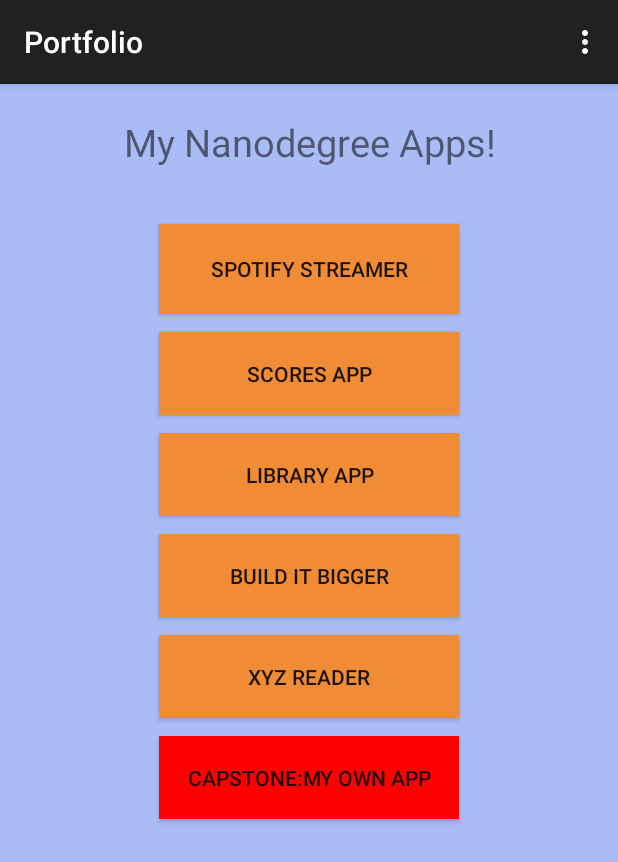
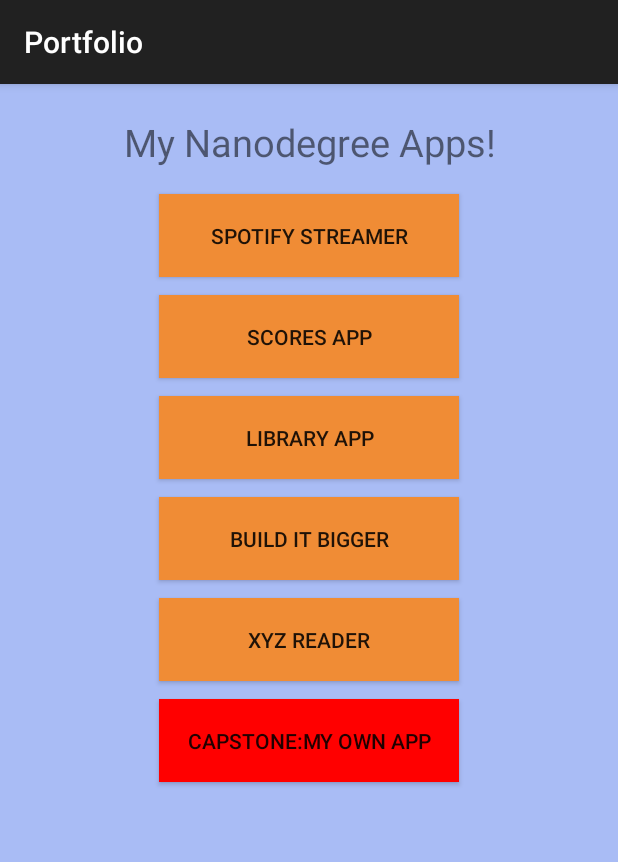
Before and after one commit to chinmay29/Portfolio, an Android app: the screen it shows after launch (MainActivity), after a tap on "SCORES APP", on a phone screen of 412 x 824 dp. Shown: the top 862 px of the screen. Run offline under Robolectric (Android 15) with nearby library versions, the phone set to English and light mode, and no system bars.

Commit message:
Colors.xml and styles added. xml onClick method is used getTag method used which bring down to only one method to show toast

```diff
--- a/app/src/main/java/com/app/chinmay/portfolio/MainActivity.java
+++ b/app/src/main/java/com/app/chinmay/portfolio/MainActivity.java
@@ -3,10 +3,7 @@ package com.app.chinmay.portfolio;
 import android.content.Context;
 import android.os.Bundle;
 import android.support.v7.app.ActionBarActivity;
-import android.view.Menu;
-import android.view.MenuItem;
 import android.view.View;
-import android.widget.Button;
 import android.widget.Toast;
 
 
@@ -16,89 +13,13 @@ public class MainActivity extends ActionBarActivity {
     protected void onCreate(Bundle savedInstanceState) {
         super.onCreate(savedInstanceState);
         setContentView(R.layout.activity_main);
-        //all the buttons in the app
-        Button spotifyButton = (Button) findViewById(R.id.spotify);
-        Button scoresButton = (Button) findViewById(R.id.scores);
-        Button libraryButton = (Button) findViewById(R.id.library);
-        Button buildBigButton = (Button) findViewById(R.id.buildBig);
-        Button xyzButton = (Button) findViewById(R.id.xyz);
-        Button ownButton = (Button) findViewById(R.id.own);
-        //setting onClickListener for each button to show toast
-        spotifyButton.setOnClickListener(new View.OnClickListener() {
-            public void onClick(View v) {
-                Context context = getApplicationContext();
-                CharSequence text = "This button will launch spotify app";
-                int duration = Toast.LENGTH_SHORT;
-                Toast toast = Toast.makeText(context, text, duration);
-                toast.show();
-            }
-        });
-        scoresButton.setOnClickListener(new View.OnClickListener() {
-            public void onClick(View v) {
-                Context context = getApplicationContext();
-                CharSequence text = "This button will launch scores app";
-                int duration = Toast.LENGTH_SHORT;
-                Toast toast = Toast.makeText(context, text, duration);
-                toast.show();
-            }
-        });
-        libraryButton.setOnClickListener(new View.OnClickListener() {
-            public void onClick(View v) {
-                Context context = getApplicationContext();
-                CharSequence text = "This button will launch library app";
-                int duration = Toast.LENGTH_SHORT;
-                Toast toast = Toast.makeText(context, text, duration);
-                toast.show();
-            }
-        });
-        buildBigButton.setOnClickListener(new View.OnClickListener() {
-            public void onClick(View v) {
-                Context context = getApplicationContext();
-                CharSequence text = "This button will launch build it bigger app";
-                int duration = Toast.LENGTH_SHORT;
-                Toast toast = Toast.makeText(context, text, duration);
-                toast.show();
-            }
-        });
-        xyzButton.setOnClickListener(new View.OnClickListener() {
-            public void onClick(View v) {
-                Context context = getApplicationContext();
-                CharSequence text = "This button will launch XYZ Reader app";
-                int duration = Toast.LENGTH_SHORT;
-                Toast toast = Toast.makeText(context, text, duration);
-                toast.show();
-            }
-        });
-        ownButton.setOnClickListener(new View.OnClickListener() {
-            public void onClick(View v) {
-                Context context = getApplicationContext();
-                CharSequence text = "This button will launch my own capstone app";
-                int duration = Toast.LENGTH_SHORT;
-                Toast toast = Toast.makeText(context, text, duration);
-                toast.show();
-            }
-        });
     }
-
-    @Override
-    public boolean onCreateOptionsMenu(Menu menu) {
-        // Inflate the menu; this adds items to the action bar if it is present.
-        getMenuInflater().inflate(R.menu.menu_main, menu);
-        return true;
-    }
-
-    @Override
-    public boolean onOptionsItemSelected(MenuItem item) {
-        // Handle action bar item clicks here. The action bar will
-        // automatically handle clicks on the Home/Up button, so long
-        // as you specify a parent activity in AndroidManifest.xml.
-        int id = item.getItemId();
-
-        //noinspection SimplifiableIfStatement
-        if (id == R.id.action_settings) {
-            return true;
-        }
-
-        return super.onOptionsItemSelected(item);
+    public void showToast(View v) {
+        String buttonName = (String) v.getTag();
+        Context context = getApplicationContext();
+        CharSequence text = "This button will launch " + buttonName + "  app";
+        int duration = Toast.LENGTH_SHORT;
+        Toast toast = Toast.makeText(context, text, duration);
+        toast.show();
     }
 }
--- a/app/src/main/res/layout/activity_main.xml
+++ b/app/src/main/res/layout/activity_main.xml
@@ -9,7 +9,7 @@
         android:layout_height="match_parent" android:paddingLeft="@dimen/activity_horizontal_margin"
         android:paddingRight="@dimen/activity_horizontal_margin"
         android:paddingTop="@dimen/activity_vertical_margin"
-        android:background="#A9BCF5"
+        android:background="@color/grey"
         android:paddingBottom="@dimen/activity_vertical_margin" tools:context=".MainActivity"
         android:id="@+id/layout">
 
@@ -26,72 +26,53 @@
             android:id="@+id/title" />
 
         <Button
-            android:layout_width="wrap_content"
-            android:layout_height="wrap_content"
+            style="@style/Buttons"
             android:text="SPOTIFY STREAMER"
-            android:height="60dp"
-            android:width="200dp"
-            android:background="#F08C35"
             android:id="@+id/spotify"
             android:layout_below="@+id/title"
-            android:layout_centerHorizontal="true"
-            android:layout_marginTop="32dp" />
+            android:onClick="showToast"
+            android:tag="spotify"/>
 
         <Button
-            android:layout_width="wrap_content"
-            android:layout_height="wrap_content"
+            style="@style/Buttons"
             android:text="SCORES APP"
             android:id="@+id/scores"
-            android:height="55dp"
-            android:width="200dp"
-            android:background="#F08C35"
             android:layout_below="@+id/spotify"
-            android:layout_centerHorizontal="true"
-            android:layout_marginTop="12dp" />
+            android:onClick="showToast"
+            android:tag="scores"/>
         <Button
-            android:layout_width="wrap_content"
-            android:layout_height="wrap_content"
+            style="@style/Buttons"
             android:text="LIBRARY APP"
             android:id="@+id/library"
-            android:height="55dp"
-            android:width="200dp"
-            android:background="#F08C35"
             android:layout_below="@+id/scores"
-            android:layout_centerHorizontal="true"
-            android:layout_marginTop="12dp" />
+            android:onClick="showToast"
+            android:tag="library"
+            />
         <Button
-            android:layout_width="wrap_content"
-            android:layout_height="wrap_content"
+            style="@style/Buttons"
             android:text="BUILD IT BIGGER"
             android:id="@+id/buildBig"
-            android:height="55dp"
-            android:width="200dp"
-            android:background="#F08C35"
             android:layout_below="@+id/library"
-            android:layout_centerHorizontal="true"
-            android:layout_marginTop="12dp" />
+            android:onClick="showToast"
+            android:tag="buildBig"
+            />
         <Button
-            android:layout_width="wrap_content"
-            android:layout_height="wrap_content"
+            style="@style/Buttons"
             android:text="XYZ READER"
             android:id="@+id/xyz"
-            android:height="55dp"
-            android:width="200dp"
-            android:background="#F08C35"
             android:layout_below="@+id/buildBig"
-            android:layout_centerHorizontal="true"
-            android:layout_marginTop="12dp" />
+            android:onClick="showToast"
+            android:tag="xyz"
+            />
         <Button
-            android:layout_width="wrap_content"
-            android:layout_height="wrap_content"
+            style="@style/Buttons"
             android:text="CAPSTONE:MY OWN APP"
             android:id="@+id/own"
-            android:height="55dp"
-            android:width="200dp"
-            android:background="#FF0000"
+            android:background="@color/red"
             android:layout_below="@+id/xyz"
-            android:layout_centerHorizontal="true"
-            android:layout_marginTop="12dp" />
+            android:onClick="showToast"
+            android:tag="my own capstone"
+            />
 
 
     </RelativeLayout>
--- /dev/null
+++ b/app/src/main/res/values/colors.xml
@@ -0,0 +1,6 @@
+<?xml version="1.0" encoding="utf-8"?>
+<resources>
+    <color name="grey">#A9BCF5</color>
+    <color name="orange">#F08C35</color>
+    <color name="red">#FF0000</color>
+</resources>
--- a/app/src/main/res/values/styles.xml
+++ b/app/src/main/res/values/styles.xml
@@ -4,5 +4,13 @@
     <style name="AppTheme" parent="Theme.AppCompat.Light.DarkActionBar">
         <!-- Customize your theme here. -->
     </style>
-
+    <style name="Buttons">
+        <item name="android:layout_width">wrap_content</item>
+        <item name="android:layout_height">wrap_content</item>
+        <item name="android:height">55dp</item>
+        <item name="android:width">200dp</item>
+        <item name="android:background">@color/orange</item>
+        <item name="android:layout_centerHorizontal">true</item>
+        <item name="android:layout_marginTop">12dp</item>
+    </style>
 </resources>
```
Also changed, not shown: 1 other file.
